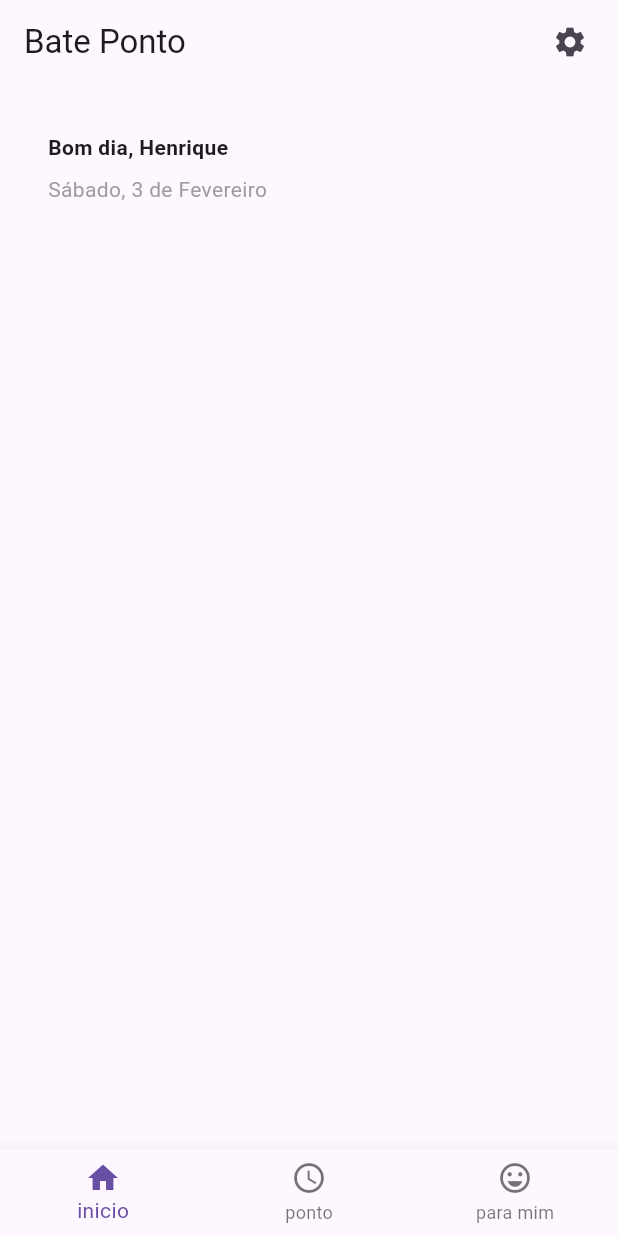
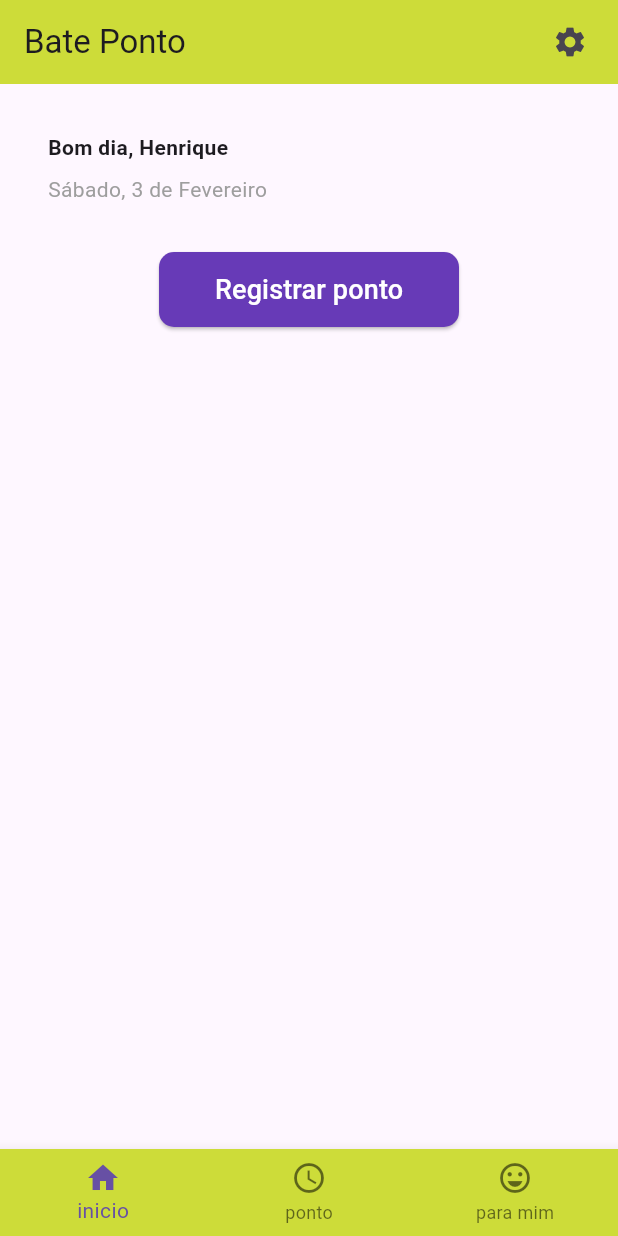
Before and after one commit to henriquenicolli/app_bate_ponto, a Flutter app: the screen it shows after launch, on a phone screen of 412 x 824 dp. Run offline on Flutter 3.47's test engine with Material 3 defaults, Android fonts, the phone set to English and light mode, and no system bars.

Commit message:
finalizado tela inicial

```diff
--- /dev/null
+++ b/lib/configuration/app_colors.dart
@@ -0,0 +1,10 @@
+import 'package:flutter/material.dart';
+
+class AppColors {
+  static const Color primaryColor = Colors.lime;
+  static const Color accentColor = Colors.orange;
+  static const Color backgroundColor = Colors.white;
+
+  // Evite que a classe seja instanciada
+  AppColors._();
+}
--- a/lib/main.dart
+++ b/lib/main.dart
@@ -1,5 +1,5 @@
 import 'package:flutter/material.dart';
-import 'package:flutter_app_bate_ponto/widgets/navigation_bar_widget.dart';
+import 'package:flutter_app_bate_ponto/widgets/navigation_bar.dart';
 
 void main() {
   runApp(const AppBarApp());
--- a/lib/pages/inicio_page.dart
+++ b/lib/pages/inicio_page.dart
@@ -1,5 +1,6 @@
 import 'package:flutter/material.dart';
-import 'package:flutter_app_bate_ponto/widgets/welcome_widget.dart';
+import 'package:flutter_app_bate_ponto/widgets/registrar_ponto_button.dart';
+import 'package:flutter_app_bate_ponto/widgets/welcome_text.dart';
 
 class InicioPage extends StatelessWidget {
   const InicioPage({super.key});
@@ -8,9 +9,7 @@ class InicioPage extends StatelessWidget {
   Widget build(BuildContext context) {
     return const Material(
       child: Column(
-        children: [
-          WelcomeWidget(),
-        ],
+        children: [WelcomeWidget(), RegistrarPontoButton()],
       ),
     );
   }
--- /dev/null
+++ b/lib/widgets/registrar_ponto_button.dart
@@ -0,0 +1,32 @@
+import 'package:flutter/material.dart';
+
+class RegistrarPontoButton extends StatelessWidget {
+  const RegistrarPontoButton({super.key});
+
+  @override
+  Widget build(BuildContext context) {
+    return SizedBox(
+      width: 200,
+      height: 50,
+      child: ElevatedButton(
+        onPressed: () {
+          // Ação a ser executada ao pressionar o botão
+          print('Botão pressionado!');
+        },
+        style: ElevatedButton.styleFrom(
+          backgroundColor: Colors.deepPurple,
+          foregroundColor: Colors.white,
+          padding: const EdgeInsets.symmetric(
+              horizontal: 20, vertical: 10), // Espaçamento interno do botão
+          shape: RoundedRectangleBorder(
+            borderRadius: BorderRadius.circular(10),
+          ),
+        ),
+        child: const Text(
+          'Registrar ponto',
+          style: TextStyle(fontSize: 18),
+        ),
+      ),
+    );
+  }
+}
--- a/lib/widgets/third_party/adaptive_scaffold.dart
+++ b/lib/widgets/third_party/adaptive_scaffold.dart
@@ -1,4 +1,5 @@
 import 'package:flutter/material.dart';
+import 'package:flutter_app_bate_ponto/configuration/app_colors.dart';
 
 bool _isLargeScreen(BuildContext context) {
   return MediaQuery.of(context).size.width > 960.0;
@@ -100,6 +101,7 @@ class _AdaptiveScaffoldState extends State<AdaptiveScaffold> {
         body: Row(
           children: [
             NavigationRail(
+              backgroundColor: AppColors.primaryColor,
               leading: widget.floatingActionButton,
               destinations: [
                 ...widget.destinations.map(
@@ -131,8 +133,10 @@ class _AdaptiveScaffoldState extends State<AdaptiveScaffold> {
       appBar: AppBar(
         title: widget.title,
         actions: widget.actions,
+        backgroundColor: AppColors.primaryColor,
       ),
       bottomNavigationBar: BottomNavigationBar(
+        backgroundColor: AppColors.primaryColor,
         items: [
           ...widget.destinations.map(
             (d) => BottomNavigationBarItem(
```
Also changed, not shown: lib/widgets/navigation_bar.dart (renamed from lib/widgets/navigation_bar_widget.dart), lib/widgets/welcome_text.dart (renamed from lib/widgets/welcome_widget.dart).
